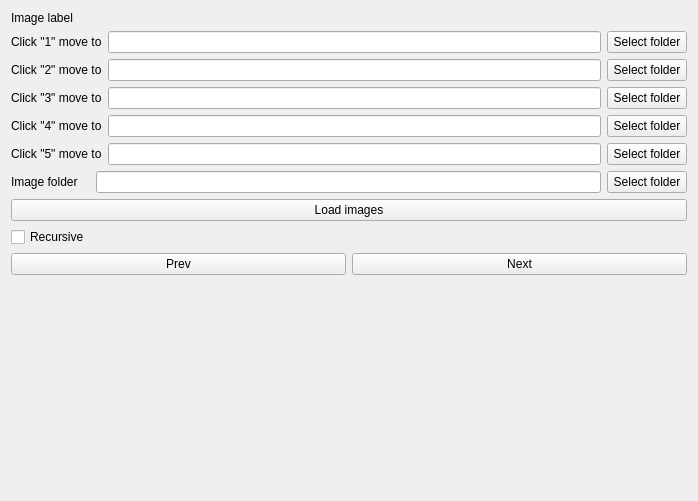
Before: the Qt Designer form image_clean_up_tool/image_mover.ui in stereomatchingkiss/blogCodes2, drawn with Qt 5.
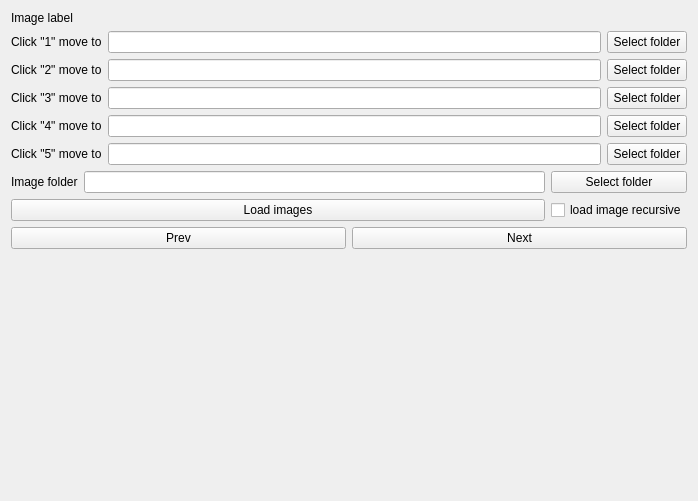
After: the same form once the commit is applied.

Patch:
```diff
--- a/image_clean_up_tool/image_mover.ui
+++ b/image_clean_up_tool/image_mover.ui
@@ -149,17 +149,17 @@
        </property>
       </widget>
      </item>
-     <item row="2" column="0">
-      <widget class="QCheckBox" name="checkBoxRecursive">
+     <item row="1" column="0" colspan="2">
+      <widget class="QPushButton" name="pushButtonLoadImages">
        <property name="text">
-        <string>Recursive</string>
+        <string>Load images</string>
        </property>
       </widget>
      </item>
-     <item row="1" column="0" colspan="3">
-      <widget class="QPushButton" name="pushButtonLoadImages">
+     <item row="1" column="2">
+      <widget class="QCheckBox" name="checkBoxRecursive">
        <property name="text">
-        <string>Load images</string>
+        <string>load image recursive</string>
        </property>
       </widget>
      </item>
```
